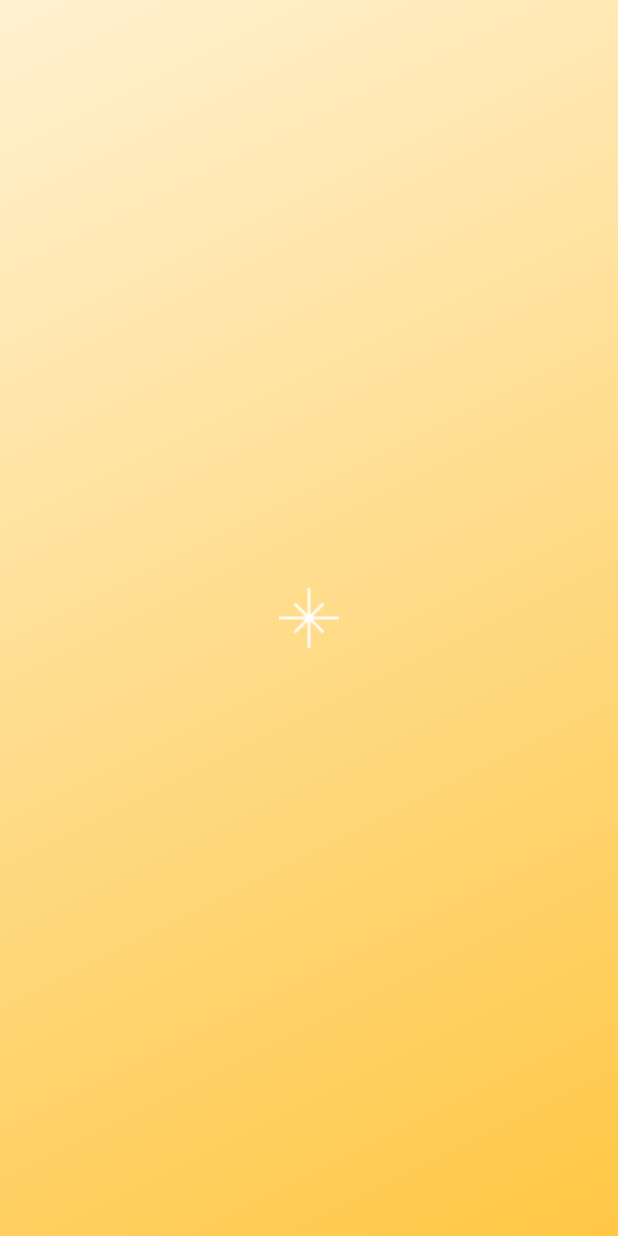
After one commit to linear14/BDProject, an Android app: the SplashActivity screen opened directly, with no data from a screen before it, on a phone screen of 412 x 824 dp. The commit adds this screen. Run offline under Robolectric (Android 15) with nearby library versions, the phone set to English and light mode, and no system bars; our stand-ins replace Room's generated code.

Commit message:
Add: 스플래시 적용 + 오늘의 기분 등록 여부에 따라 첫 화면 달라지게 설정

```diff
--- a/app/src/main/java/com/bd/bdproject/data/dao/LightDao.kt
+++ b/app/src/main/java/com/bd/bdproject/data/dao/LightDao.kt
@@ -1,8 +1,10 @@
 package com.bd.bdproject.data.dao
 
+import androidx.lifecycle.LiveData
 import androidx.room.Dao
 import androidx.room.Insert
 import androidx.room.OnConflictStrategy
+import androidx.room.Query
 import com.bd.bdproject.data.model.Light
 
 @Dao
@@ -19,6 +21,10 @@ interface LightDao {
     @Insert(onConflict = OnConflictStrategy.REPLACE)
     suspend fun insertLight(light: Light)
 
+    // READ
+    @Query("SELECT EXISTS(SELECT 1 FROM light WHERE dateCode = :dateCode)")
+    fun isEnrolledToday(dateCode: String): Boolean
+
     /*@Query("UPDATE light SET bright=:newBright, memo=:newMemo WHERE dateCode=:dateCode")
     suspend fun updateLight(dateCode: Int, newBright: Int, newMemo: String)
 
--- a/app/src/main/java/com/bd/bdproject/data/repository/LightRepository.kt
+++ b/app/src/main/java/com/bd/bdproject/data/repository/LightRepository.kt
@@ -20,6 +20,11 @@ class LightRepository(private val lightDao: LightDao) {
         lightDao.insertLight(light)
     }
 
+    // READ
+    fun isEnrolledToday(dateCode: String): Boolean {
+        return lightDao.isEnrolledToday(dateCode)
+    }
+
     /*suspend fun updateLight(dateCode: Int, newBright: Int, newMemo: String) {
         lightDao.updateLight(dateCode, newBright, newMemo)
     }
--- a/app/src/main/java/com/bd/bdproject/di/module.kt
+++ b/app/src/main/java/com/bd/bdproject/di/module.kt
@@ -7,6 +7,7 @@ import com.bd.bdproject.data.repository.TagRepository
 import com.bd.bdproject.viewmodel.LightTagRelationViewModel
 import com.bd.bdproject.viewmodel.LightViewModel
 import com.bd.bdproject.viewmodel.TagViewModel
+import com.bd.bdproject.viewmodel.splash.SplashViewModel
 import org.koin.android.ext.koin.androidApplication
 import org.koin.androidx.viewmodel.dsl.viewModel
 import org.koin.dsl.module
@@ -23,4 +24,5 @@ val appModule = module {
     viewModel { LightViewModel(get()) }
     viewModel { TagViewModel(get()) }
     viewModel { LightTagRelationViewModel(get()) }
+    viewModel { SplashViewModel(get()) }
 }
--- a/app/src/main/java/com/bd/bdproject/ui/light/AddLightFragment.kt
+++ b/app/src/main/java/com/bd/bdproject/ui/main/AddLightFragment.kt
@@ -1,4 +1,4 @@
-package com.bd.bdproject.ui.light
+package com.bd.bdproject.ui.main
 
 import android.animation.Animator
 import android.animation.AnimatorListenerAdapter
--- /dev/null
+++ b/app/src/main/java/com/bd/bdproject/ui/splash/SplashActivity.kt
@@ -0,0 +1,51 @@
+package com.bd.bdproject.ui.splash
+
+import android.content.Intent
+import androidx.appcompat.app.AppCompatActivity
+import android.os.Bundle
+import com.bd.bdproject.databinding.ActivitySplashBinding
+import com.bd.bdproject.ui.MainActivity
+import com.bd.bdproject.util.timeToString
+import com.bd.bdproject.viewmodel.splash.SplashViewModel
+import kotlinx.coroutines.*
+import org.koin.android.ext.android.inject
+
+class SplashActivity : AppCompatActivity() {
+
+    private var binding: ActivitySplashBinding? = null
+    private val splashViewModel: SplashViewModel by inject()
+
+    override fun onCreate(savedInstanceState: Bundle?) {
+        super.onCreate(savedInstanceState)
+        binding = ActivitySplashBinding.inflate(layoutInflater).apply {
+            setContentView(root)
+
+            GlobalScope.launch {
+                val deferred = splashViewModel.isEnrolledTodayAsync(System.currentTimeMillis().timeToString())
+                deferred.join()
+
+                delay(1500)
+
+                withContext(Dispatchers.Main) {
+                    val intent = Intent(this@SplashActivity, MainActivity::class.java)
+
+                    // DB 작업 실패시 --> 빛 입력 후 화면으로 이동
+                    if(deferred.isCancelled) {
+                        intent.putExtra("IS_ENROLLED_TODAY", true)
+                    } else {
+                        val isEnrolledToday = deferred.getCompleted()
+
+                        if(isEnrolledToday) {
+                            intent.putExtra("IS_ENROLLED_TODAY", true)
+                        } else {
+                            intent.putExtra("IS_ENROLLED_TODAY", false)
+                        }
+                    }
+                    startActivity(intent)
+                    finish()
+                }
+            }
+        }
+
+    }
+}
--- /dev/null
+++ b/app/src/main/java/com/bd/bdproject/viewmodel/splash/SplashViewModel.kt
@@ -0,0 +1,14 @@
+package com.bd.bdproject.viewmodel.splash
+
+import androidx.lifecycle.ViewModel
+import com.bd.bdproject.data.repository.LightRepository
+import kotlinx.coroutines.Deferred
+import kotlinx.coroutines.GlobalScope
+import kotlinx.coroutines.async
+
+class SplashViewModel(private val lightRepo: LightRepository): ViewModel() {
+
+    fun isEnrolledTodayAsync(dateCode: String): Deferred<Boolean> {
+        return GlobalScope.async { lightRepo.isEnrolledToday(dateCode) }
+    }
+}
--- /dev/null
+++ b/app/src/main/res/drawable/gradient_splash.xml
@@ -0,0 +1,9 @@
+<?xml version="1.0" encoding="utf-8"?>
+<shape xmlns:android="http://schemas.android.com/apk/res/android">
+    <gradient
+        android:type="linear"
+        android:angle="135"
+        android:startColor="#ffc744"
+        android:endColor="#fff1d1"
+        android:useLevel="false"/>
+</shape>
--- /dev/null
+++ b/app/src/main/res/layout/activity_splash.xml
@@ -0,0 +1,19 @@
+<?xml version="1.0" encoding="utf-8"?>
+<androidx.constraintlayout.widget.ConstraintLayout xmlns:android="http://schemas.android.com/apk/res/android"
+    xmlns:app="http://schemas.android.com/apk/res-auto"
+    xmlns:tools="http://schemas.android.com/tools"
+    android:layout_width="match_parent"
+    android:layout_height="match_parent"
+    tools:context=".ui.splash.SplashActivity"
+    android:background="@drawable/gradient_splash">
+
+    <ImageView
+        android:layout_width="wrap_content"
+        android:layout_height="wrap_content"
+        android:src="@drawable/ic_bitdam"
+        app:layout_constraintStart_toStartOf="parent"
+        app:layout_constraintEnd_toEndOf="parent"
+        app:layout_constraintTop_toTopOf="parent"
+        app:layout_constraintBottom_toBottomOf="parent"/>
+
+</androidx.constraintlayout.widget.ConstraintLayout>
--- a/app/src/main/res/layout/fragment_light_detail.xml
+++ b/app/src/main/res/layout/fragment_light_detail.xml
@@ -3,7 +3,7 @@
     xmlns:app="http://schemas.android.com/apk/res-auto"
     android:layout_width="match_parent"
     android:layout_height="match_parent"
-    android:background="@color/black">
+    android:background="@android:color/transparent">
 
     <TextView
         android:id="@+id/tv_date"
```
Also changed, not shown: app/src/main/AndroidManifest.xml (+10 -7 lines), app/src/main/java/com/bd/bdproject/ui/MainActivity.kt (+9 -3 lines), app/src/main/java/com/bd/bdproject/ui/main/LightDetailFragment.kt (added, +32 -0 lines), app/src/main/res/drawable/ic_bitdam.png (added).
